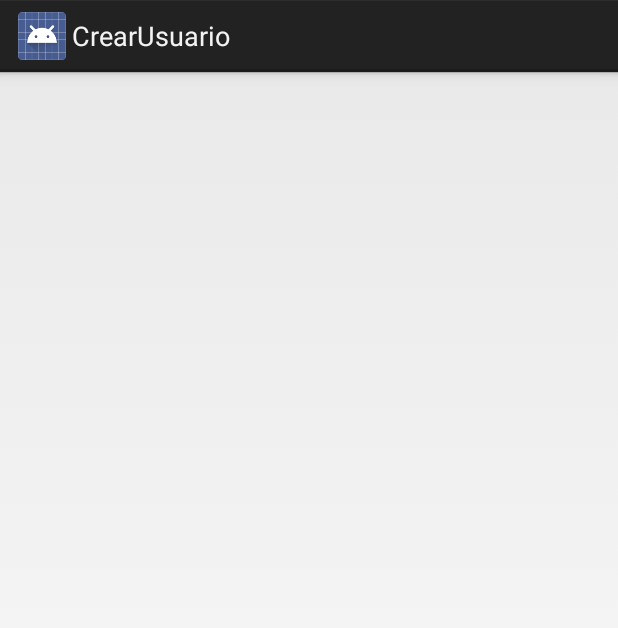
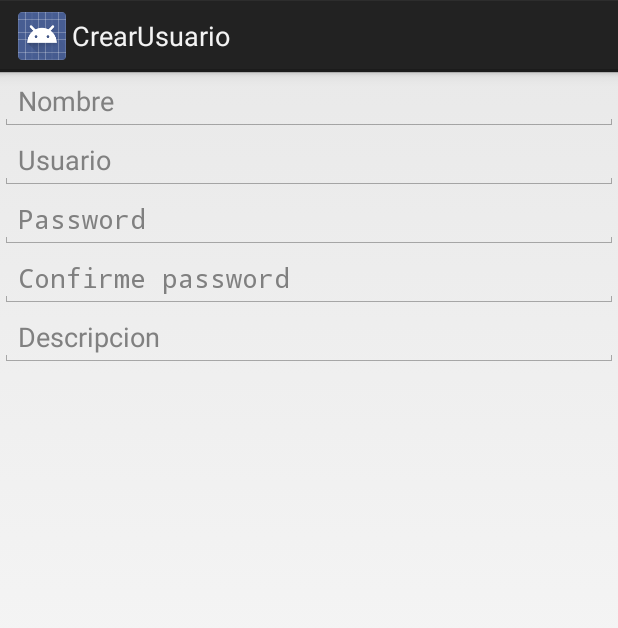
Before and after one commit to leonardoH3/PdamProyecto, an Android app: the CrearUsuario screen opened directly, with no data from a screen before it, on a phone screen of 412 x 824 dp. Shown: the top 628 px of the screen. Run offline under Robolectric (Android 15) with nearby library versions, the light colour scheme and no system bars.

Commit message:
Modificacion crear usuario y Login

```diff
--- a/app/src/main/res/layout/activity_crear_usuario.xml
+++ b/app/src/main/res/layout/activity_crear_usuario.xml
@@ -1,9 +1,49 @@
 <?xml version="1.0" encoding="utf-8"?>
-<android.support.constraint.ConstraintLayout xmlns:android="http://schemas.android.com/apk/res/android"
+<LinearLayout xmlns:android="http://schemas.android.com/apk/res/android"
     xmlns:app="http://schemas.android.com/apk/res-auto"
     xmlns:tools="http://schemas.android.com/tools"
     android:layout_width="match_parent"
     android:layout_height="match_parent"
+    android:orientation="vertical"
     tools:context=".CrearUsuario">
 
-</android.support.constraint.ConstraintLayout>
+    <EditText
+        android:id="@+id/editCrearNombre"
+        android:layout_width="match_parent"
+        android:layout_height="wrap_content"
+        android:ems="10"
+        android:hint="Nombre"
+        android:inputType="textPersonName" />
+
+    <EditText
+        android:id="@+id/editCrearUsuario"
+        android:layout_width="match_parent"
+        android:layout_height="wrap_content"
+        android:ems="10"
+        android:hint="Usuario"
+        android:inputType="textPersonName" />
+
+    <EditText
+        android:id="@+id/editCrearPassword"
+        android:layout_width="match_parent"
+        android:layout_height="wrap_content"
+        android:ems="10"
+        android:hint="Password"
+        android:inputType="textPassword" />
+
+    <EditText
+        android:id="@+id/editCrearConfirmar"
+        android:layout_width="match_parent"
+        android:layout_height="wrap_content"
+        android:ems="10"
+        android:hint="Confirme password"
+        android:inputType="textPassword" />
+
+    <EditText
+        android:id="@+id/editCrearDescripcion"
+        android:layout_width="match_parent"
+        android:layout_height="wrap_content"
+        android:ems="10"
+        android:hint="Descripcion"
+        android:inputType="textPersonName" />
+</LinearLayout>
```
Also changed, not shown: app/src/main/res/layout/activity_main.xml (+30 -9 lines).
